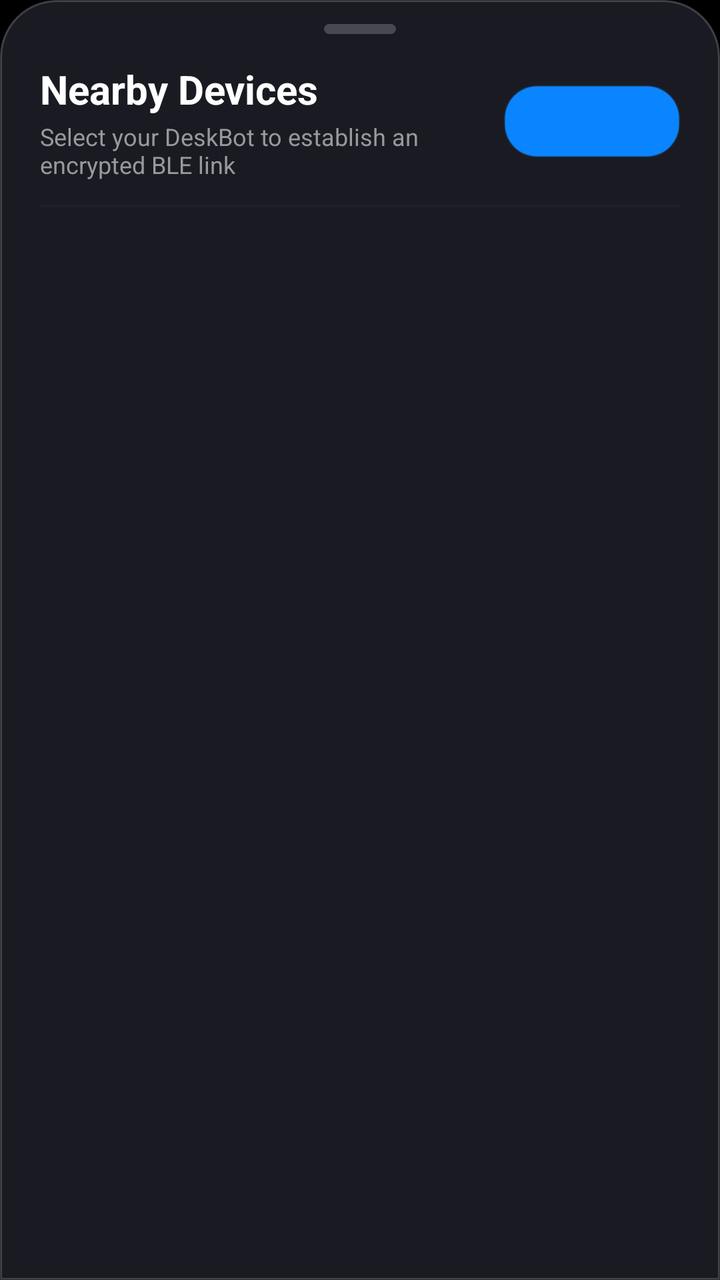
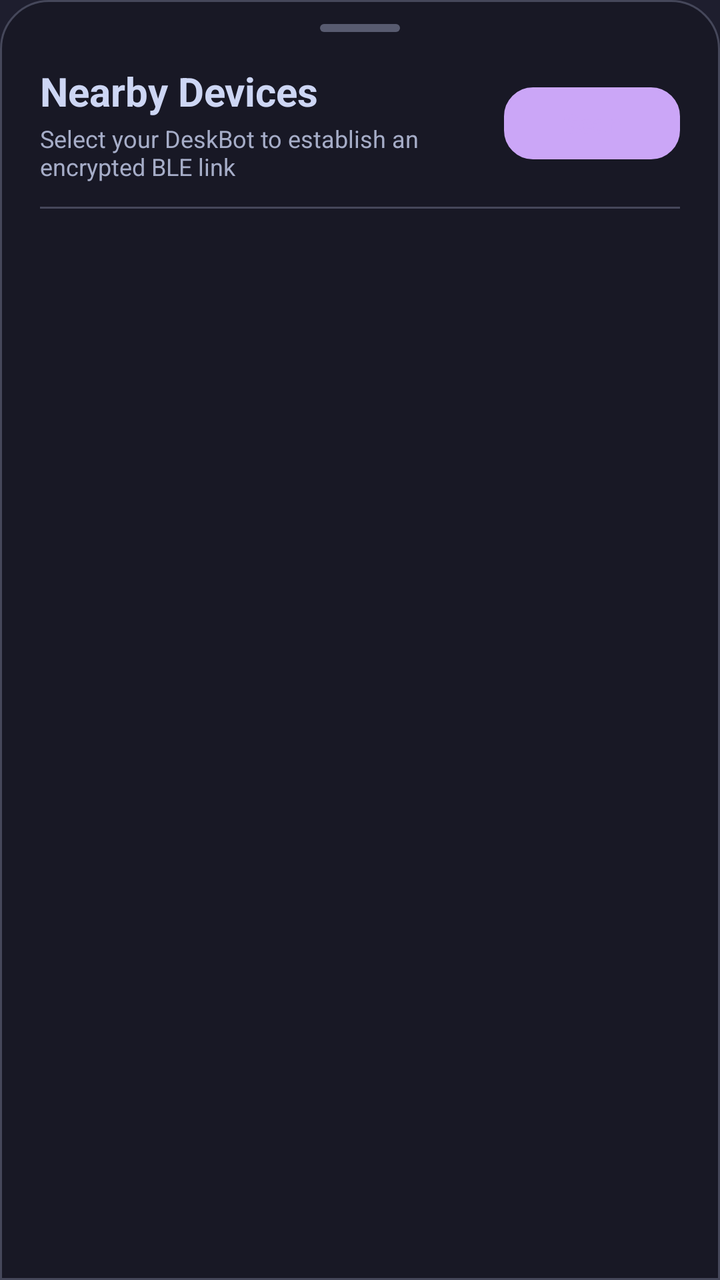

An Android layout rendered at two revisions. The XML below is the earlier revision; the diff shows what the commit changed to produce the second picture.
<!-- AndroidManifest.xml: application theme Theme.DeskBot -->
<!-- res/layout/popup_bluetooth_devices.xml -->
<?xml version="1.0" encoding="utf-8"?>
<LinearLayout xmlns:android="http://schemas.android.com/apk/res/android"
    xmlns:app="http://schemas.android.com/apk/res-auto"
    xmlns:tools="http://schemas.android.com/tools"
    android:layout_width="match_parent"
    android:layout_height="wrap_content"
    android:background="@drawable/bg_ios_bottom_sheet"
    android:orientation="vertical"
    android:paddingStart="20dp"
    android:paddingTop="12dp"
    android:paddingEnd="20dp"
    android:paddingBottom="24dp">

    
    <View
        android:layout_width="36dp"
        android:layout_height="5dp"
        android:layout_gravity="center_horizontal"
        android:layout_marginBottom="14dp"
        android:background="@drawable/bg_ios_grabber" />

    
    <androidx.constraintlayout.widget.ConstraintLayout
        android:layout_width="match_parent"
        android:layout_height="wrap_content"
        android:layout_marginBottom="12dp">

        <LinearLayout
            android:layout_width="0dp"
            android:layout_height="wrap_content"
            android:layout_marginEnd="12dp"
            android:orientation="vertical"
            app:layout_constraintBottom_toBottomOf="parent"
            app:layout_constraintEnd_toStartOf="@id/btnScanDevices"
            app:layout_constraintStart_toStartOf="parent"
            app:layout_constraintTop_toTopOf="parent">

            <TextView
                android:id="@+id/popupTitle"
                android:layout_width="wrap_content"
                android:layout_height="wrap_content"
                android:text="@string/nearby_devices_title"
                android:textColor="@color/ios_label_primary"
                android:textSize="20sp"
                android:textStyle="bold" />

            <TextView
                android:layout_width="wrap_content"
                android:layout_height="wrap_content"
                android:layout_marginTop="2dp"
                android:text="@string/nearby_devices_subtitle"
                android:textColor="@color/ios_label_secondary"
                android:textSize="12sp" />
        </LinearLayout>

        <com.google.android.material.button.MaterialButton
            android:id="@+id/btnScanDevices"
            android:layout_width="wrap_content"
            android:layout_height="36dp"
            android:background="@drawable/bg_ios_secondary_button"
            android:insetTop="0dp"
            android:insetBottom="0dp"
            android:paddingStart="14dp"
            android:paddingEnd="14dp"
            android:text="@string/scan_for_devices"
            android:textColor="@color/ios_blue"
            android:textSize="13sp"
            android:textStyle="bold"
            app:cornerRadius="16dp"
            app:layout_constraintBottom_toBottomOf="parent"
            app:layout_constraintEnd_toEndOf="parent"
            app:layout_constraintTop_toTopOf="parent" />

        <ProgressBar
            android:id="@+id/scanProgressBar"
            android:layout_width="18dp"
            android:layout_height="18dp"
            android:layout_marginEnd="8dp"
            android:indeterminate="true"
            android:indeterminateTint="@color/ios_blue"
            android:visibility="gone"
            app:layout_constraintBottom_toBottomOf="@id/btnScanDevices"
            app:layout_constraintEnd_toStartOf="@id/btnScanDevices"
            app:layout_constraintTop_toTopOf="@id/btnScanDevices" />

    </androidx.constraintlayout.widget.ConstraintLayout>

    
    <View
        android:layout_width="match_parent"
        android:layout_height="1dp"
        android:layout_marginBottom="8dp"
        android:background="@color/ios_separator" />

    
    <ListView
        android:id="@+id/deviceListView"
        android:layout_width="match_parent"
        android:layout_height="220dp"
        android:divider="@color/ios_separator"
        android:dividerHeight="1dp"
        android:overScrollMode="never"
        android:scrollbars="none" />

    
    <LinearLayout
        android:id="@+id/emptyDevicesContainer"
        android:layout_width="match_parent"
        android:layout_height="160dp"
        android:gravity="center"
        android:orientation="vertical"
        android:visibility="gone">

        <ImageView
            android:layout_width="36dp"
            android:layout_height="36dp"
            android:src="@drawable/ic_ios_antenna"
            app:tint="@color/ios_label_tertiary"
            android:contentDescription="@string/app_name" />

        <TextView
            android:id="@+id/emptyDevicesText"
            android:layout_width="wrap_content"
            android:layout_height="wrap_content"
            android:layout_marginTop="10dp"
            android:gravity="center"
            android:text="@string/no_devices_found"
            android:textColor="@color/ios_label_secondary"
            android:textSize="13sp" />
    </LinearLayout>

</LinearLayout>
<!-- resources referenced by this layout -->
<resources>
  <color name="ios_blue">#0A84FF</color>
  <color name="ios_label_primary">#FFFFFF</color>
  <color name="ios_label_secondary">#98989F</color>
  <color name="ios_label_tertiary">#686872</color>
  <color name="ios_separator">#1E2028</color>
  <!-- drawable bg_ios_bottom_sheet (drawable) -->
  <?xml version="1.0" encoding="utf-8"?>
  <shape xmlns:android="http://schemas.android.com/apk/res/android"
      android:shape="rectangle">
      <solid android:color="#1A1B22" />
      <stroke
          android:width="1dp"
          android:color="#33FFFFFF" />
      <corners
          android:topLeftRadius="28dp"
          android:topRightRadius="28dp"
          android:bottomLeftRadius="0dp"
          android:bottomRightRadius="0dp" />
  </shape>
  <!-- drawable bg_ios_grabber (drawable) -->
  <?xml version="1.0" encoding="utf-8"?>
  <shape xmlns:android="http://schemas.android.com/apk/res/android"
      android:shape="rectangle">
      <solid android:color="#484852" />
      <corners android:radius="4dp" />
  </shape>
  <!-- drawable bg_ios_secondary_button (drawable) -->
  <?xml version="1.0" encoding="utf-8"?>
  <ripple xmlns:android="http://schemas.android.com/apk/res/android"
      android:color="#4DFFFFFF">
      <item>
          <shape android:shape="rectangle">
              <solid android:color="#242834" />
              <stroke
                  android:width="1dp"
                  android:color="#33FFFFFF" />
              <corners android:radius="16dp" />
          </shape>
      </item>
  </ripple>
  <!-- drawable ic_ios_antenna (drawable) -->
  <vector xmlns:android="http://schemas.android.com/apk/res/android"
      android:width="24dp"
      android:height="24dp"
      android:viewportWidth="24"
      android:viewportHeight="24">
      <path
          android:fillColor="#00000000"
          android:strokeColor="#FFFFFF"
          android:strokeWidth="2"
          android:strokeLineCap="round"
          android:pathData="M12,18 L12,22" />
      <path
          android:fillColor="#FFFFFF"
          android:pathData="M12,16 A2,2 0 1,1 12,12 A2,2 0 1,1 12,16" />
      <path
          android:fillColor="#00000000"
          android:strokeColor="#FFFFFF"
          android:strokeWidth="1.8"
          android:strokeLineCap="round"
          android:pathData="M7.76,9.76 C10.1,7.42 13.9,7.42 16.24,9.76" />
      <path
          android:fillColor="#00000000"
          android:strokeColor="#FFFFFF"
          android:strokeWidth="1.8"
          android:strokeLineCap="round"
          android:pathData="M4.93,6.93 C8.83,3.03 15.17,3.03 19.07,6.93" />
  </vector>
  <string name="app_name">DeskBot</string>
  <string name="nearby_devices_subtitle">Select your DeskBot to establish an encrypted BLE link</string>
  <string name="nearby_devices_title">Nearby Devices</string>
  <string name="no_devices_found">No DeskBot devices discovered.\nEnsure your DeskBot is powered on and within range.</string>
  <string name="scan_for_devices">Scan</string>
  <style name="Base.Theme.DeskBot" parent="Theme.Material3.DayNight.NoActionBar">
          
          <item name="colorPrimary">@color/ios_blue</item>
          <item name="colorOnPrimary">@color/ios_label_primary</item>
          <item name="colorSecondary">@color/ios_cyan</item>
          <item name="colorSurface">@color/ios_background</item>
          <item name="colorOnSurface">@color/ios_label_primary</item>
  
          
          <item name="android:windowBackground">@color/ios_black</item>
          <item name="android:statusBarColor">@android:color/transparent</item>
          <item name="android:navigationBarColor">@android:color/transparent</item>
          <item name="android:windowLightStatusBar" tools:targetApi="m">false</item>
          <item name="android:windowLightNavigationBar" tools:targetApi="o_mr1">false</item>
  
          
          <item name="colorControlHighlight">#26FFFFFF</item>
      </style>
  <color name="ios_cyan">#64D2FF</color>
  <color name="ios_background">#05060A</color>
  <color name="ios_black">#000000</color>
  <!-- unchanged entries left out for length: 1 -->
</resources>

<!-- the commit's change to res/layout/popup_bluetooth_devices.xml (unified diff, before → after) -->
@@ -4,7 +4,7 @@
     xmlns:tools="http://schemas.android.com/tools"
     android:layout_width="match_parent"
     android:layout_height="wrap_content"
-    android:background="@drawable/bg_ios_bottom_sheet"
+    android:background="@drawable/bg_flat_bottom_sheet"
     android:orientation="vertical"
     android:paddingStart="20dp"
     android:paddingTop="12dp"
@@ -13,11 +13,11 @@
 
     
     <View
-        android:layout_width="36dp"
-        android:layout_height="5dp"
+        android:layout_width="40dp"
+        android:layout_height="4dp"
         android:layout_gravity="center_horizontal"
-        android:layout_marginBottom="14dp"
-        android:background="@drawable/bg_ios_grabber" />
+        android:layout_marginBottom="16dp"
+        android:background="@drawable/bg_flat_grabber" />
 
     
     <androidx.constraintlayout.widget.ConstraintLayout
@@ -40,7 +40,7 @@
                 android:layout_width="wrap_content"
                 android:layout_height="wrap_content"
                 android:text="@string/nearby_devices_title"
-                android:textColor="@color/ios_label_primary"
+                android:textColor="@color/catppuccin_text"
                 android:textSize="20sp"
                 android:textStyle="bold" />
 
@@ -49,7 +49,7 @@
                 android:layout_height="wrap_content"
                 android:layout_marginTop="2dp"
                 android:text="@string/nearby_devices_subtitle"
-                android:textColor="@color/ios_label_secondary"
+                android:textColor="@color/catppuccin_subtext0"
                 android:textSize="12sp" />
         </LinearLayout>
 
@@ -57,16 +57,16 @@
             android:id="@+id/btnScanDevices"
             android:layout_width="wrap_content"
             android:layout_height="36dp"
-            android:background="@drawable/bg_ios_secondary_button"
+            android:background="@drawable/bg_flat_secondary_button"
             android:insetTop="0dp"
             android:insetBottom="0dp"
             android:paddingStart="14dp"
             android:paddingEnd="14dp"
             android:text="@string/scan_for_devices"
-            android:textColor="@color/ios_blue"
+            android:textColor="@color/catppuccin_mauve"
             android:textSize="13sp"
             android:textStyle="bold"
-            app:cornerRadius="16dp"
+            app:cornerRadius="12dp"
             app:layout_constraintBottom_toBottomOf="parent"
             app:layout_constraintEnd_toEndOf="parent"
             app:layout_constraintTop_toTopOf="parent" />
@@ -77,7 +77,7 @@
             android:layout_height="18dp"
             android:layout_marginEnd="8dp"
             android:indeterminate="true"
-            android:indeterminateTint="@color/ios_blue"
+            android:indeterminateTint="@color/catppuccin_mauve"
             android:visibility="gone"
             app:layout_constraintBottom_toBottomOf="@id/btnScanDevices"
             app:layout_constraintEnd_toStartOf="@id/btnScanDevices"
@@ -90,14 +90,14 @@
         android:layout_width="match_parent"
         android:layout_height="1dp"
         android:layout_marginBottom="8dp"
-        android:background="@color/ios_separator" />
+        android:background="@color/catppuccin_surface1" />
 
     
     <ListView
         android:id="@+id/deviceListView"
         android:layout_width="match_parent"
         android:layout_height="220dp"
-        android:divider="@color/ios_separator"
+        android:divider="@color/catppuccin_surface1"
         android:dividerHeight="1dp"
         android:overScrollMode="never"
         android:scrollbars="none" />
@@ -114,8 +114,8 @@
         <ImageView
             android:layout_width="36dp"
             android:layout_height="36dp"
-            android:src="@drawable/ic_ios_antenna"
-            app:tint="@color/ios_label_tertiary"
+            android:src="@drawable/ic_antenna"
+            app:tint="@color/catppuccin_overlay0"
             android:contentDescription="@string/app_name" />
 
         <TextView
@@ -125,7 +125,7 @@
             android:layout_marginTop="10dp"
             android:gravity="center"
             android:text="@string/no_devices_found"
-            android:textColor="@color/ios_label_secondary"
+            android:textColor="@color/catppuccin_subtext0"
             android:textSize="13sp" />
     </LinearLayout>
 
<!-- resource entries referenced after the edit -->
@@ -1,46 +1,40 @@
 <!-- resources referenced by this layout -->
 <resources>
-  <color name="ios_blue">#0A84FF</color>
-  <color name="ios_label_primary">#FFFFFF</color>
-  <color name="ios_label_secondary">#98989F</color>
-  <color name="ios_label_tertiary">#686872</color>
-  <color name="ios_separator">#1E2028</color>
-  <!-- drawable bg_ios_bottom_sheet (drawable) -->
+  <color name="catppuccin_mauve">#CBA6F7</color>
+  <color name="catppuccin_overlay0">#6C7086</color>
+  <color name="catppuccin_subtext0">#A6ADC8</color>
+  <color name="catppuccin_surface1">#45475A</color>
+  <color name="catppuccin_text">#CDD6F4</color>
+  <!-- drawable bg_flat_bottom_sheet (drawable) -->
   <?xml version="1.0" encoding="utf-8"?>
   <shape xmlns:android="http://schemas.android.com/apk/res/android"
       android:shape="rectangle">
-      <solid android:color="#1A1B22" />
+      <solid android:color="@color/catppuccin_mantle" />
+      <corners
+          android:topLeftRadius="24dp"
+          android:topRightRadius="24dp" />
       <stroke
           android:width="1dp"
-          android:color="#33FFFFFF" />
-      <corners
-          android:topLeftRadius="28dp"
-          android:topRightRadius="28dp"
-          android:bottomLeftRadius="0dp"
-          android:bottomRightRadius="0dp" />
+          android:color="@color/catppuccin_surface1" />
   </shape>
-  <!-- drawable bg_ios_grabber (drawable) -->
+  <!-- drawable bg_flat_grabber (drawable) -->
   <?xml version="1.0" encoding="utf-8"?>
   <shape xmlns:android="http://schemas.android.com/apk/res/android"
       android:shape="rectangle">
-      <solid android:color="#484852" />
-      <corners android:radius="4dp" />
+      <solid android:color="@color/catppuccin_surface2" />
+      <corners android:radius="999dp" />
   </shape>
-  <!-- drawable bg_ios_secondary_button (drawable) -->
+  <!-- drawable bg_flat_secondary_button (drawable) -->
   <?xml version="1.0" encoding="utf-8"?>
-  <ripple xmlns:android="http://schemas.android.com/apk/res/android"
-      android:color="#4DFFFFFF">
-      <item>
-          <shape android:shape="rectangle">
-              <solid android:color="#242834" />
-              <stroke
-                  android:width="1dp"
-                  android:color="#33FFFFFF" />
-              <corners android:radius="16dp" />
-          </shape>
-      </item>
-  </ripple>
-  <!-- drawable ic_ios_antenna (drawable) -->
+  <shape xmlns:android="http://schemas.android.com/apk/res/android"
+      android:shape="rectangle">
+      <solid android:color="@color/catppuccin_surface1" />
+      <stroke
+          android:width="1dp"
+          android:color="@color/catppuccin_surface2" />
+      <corners android:radius="14dp" />
+  </shape>
+  <!-- drawable ic_antenna (drawable) -->
   <vector xmlns:android="http://schemas.android.com/apk/res/android"
       android:width="24dp"
       android:height="24dp"
@@ -73,27 +67,30 @@
   <string name="nearby_devices_title">Nearby Devices</string>
   <string name="no_devices_found">No DeskBot devices discovered.\nEnsure your DeskBot is powered on and within range.</string>
   <string name="scan_for_devices">Scan</string>
+  <color name="catppuccin_mantle">#181825</color>
+  <color name="catppuccin_surface2">#585B70</color>
   <style name="Base.Theme.DeskBot" parent="Theme.Material3.DayNight.NoActionBar">
           
-          <item name="colorPrimary">@color/ios_blue</item>
-          <item name="colorOnPrimary">@color/ios_label_primary</item>
-          <item name="colorSecondary">@color/ios_cyan</item>
-          <item name="colorSurface">@color/ios_background</item>
-          <item name="colorOnSurface">@color/ios_label_primary</item>
+          <item name="colorPrimary">@color/catppuccin_mauve</item>
+          <item name="colorOnPrimary">@color/catppuccin_crust</item>
+          <item name="colorSecondary">@color/catppuccin_blue</item>
+          <item name="colorSurface">@color/catppuccin_surface0</item>
+          <item name="colorOnSurface">@color/catppuccin_text</item>
   
           
-          <item name="android:windowBackground">@color/ios_black</item>
-          <item name="android:statusBarColor">@android:color/transparent</item>
-          <item name="android:navigationBarColor">@android:color/transparent</item>
+          <item name="android:windowBackground">@color/catppuccin_base</item>
+          <item name="android:statusBarColor">@color/catppuccin_base</item>
+          <item name="android:navigationBarColor">@color/catppuccin_base</item>
           <item name="android:windowLightStatusBar" tools:targetApi="m">false</item>
           <item name="android:windowLightNavigationBar" tools:targetApi="o_mr1">false</item>
   
           
-          <item name="colorControlHighlight">#26FFFFFF</item>
+          <item name="colorControlHighlight">#1FCBA6F7</item>
       </style>
-  <color name="ios_cyan">#64D2FF</color>
-  <color name="ios_background">#05060A</color>
-  <color name="ios_black">#000000</color>
+  <color name="catppuccin_crust">#11111B</color>
+  <color name="catppuccin_blue">#89B4FA</color>
+  <color name="catppuccin_surface0">#313244</color>
+  <color name="catppuccin_base">#1E1E2E</color>
   <!-- unchanged entries left out for length: 1 -->
 </resources>
 
